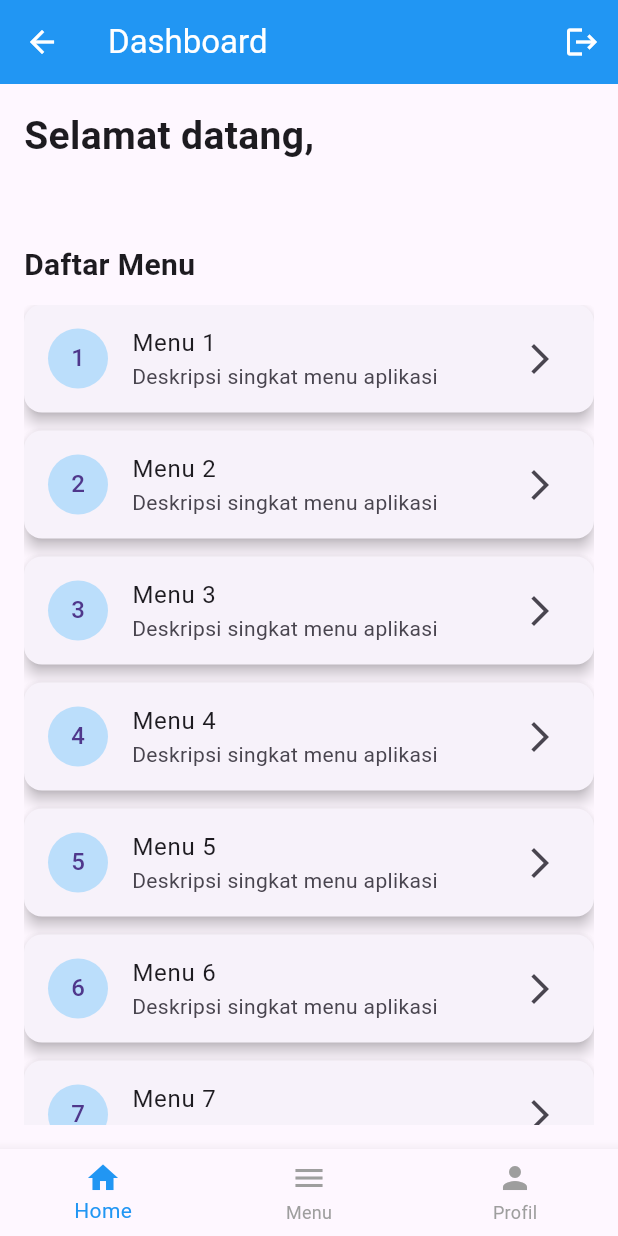
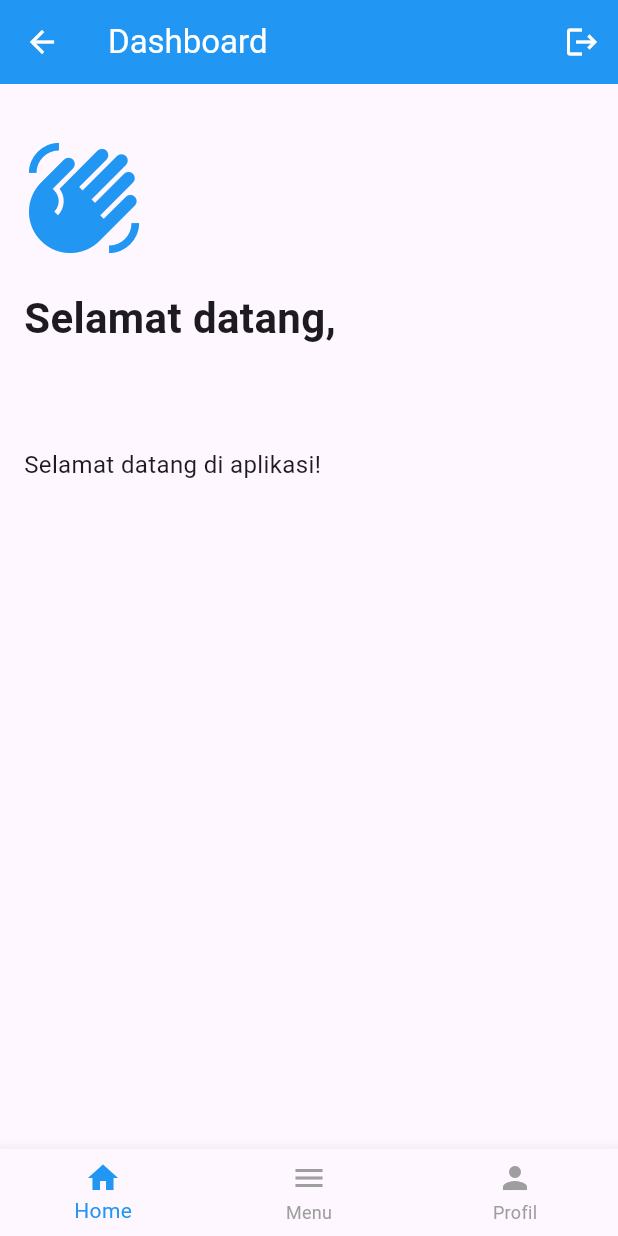
Before and after one commit to rueel/belajaruprak, a Flutter app: the DashboardScreen screen opened by its route, on a phone screen of 412 x 824 dp. Run offline on Flutter 3.47's test engine with Material 3 defaults, Android fonts, the phone set to English and light mode, and no system bars; accounts and stored records are empty.

Commit message:
feat: menampilkan menu+profile agar lebih rapi

```diff
--- a/lib/screens/dashboard_screen.dart
+++ b/lib/screens/dashboard_screen.dart
@@ -50,27 +50,66 @@ class _DashboardScreenState extends State<DashboardScreen> {
           ),
         ],
       ),
-      body: Padding(
+
+      // Body berubah sesuai tab
+      body: _buildBody(),
+
+      // Bottom Navigation Bar
+      bottomNavigationBar: BottomNavigationBar(
+        currentIndex: _currentIndex,
+        onTap: _onTabTapped,
+        selectedItemColor: Colors.blue,
+        unselectedItemColor: Colors.grey,
+        type: BottomNavigationBarType.fixed,
+        items: const [
+          BottomNavigationBarItem(icon: Icon(Icons.home), label: "Home"),
+          BottomNavigationBarItem(icon: Icon(Icons.menu), label: "Menu"),
+          BottomNavigationBarItem(icon: Icon(Icons.person), label: "Profil"),
+        ],
+      ),
+    );
+  }
+
+  // Fungsi untuk mengganti tampilan berdasarkan tab
+  Widget _buildBody() {
+    switch (_currentIndex) {
+      case 0: // Home Tab
+        return Padding(
           padding: const EdgeInsets.all(16.0),
           child: Column(
             crossAxisAlignment: CrossAxisAlignment.start,
             children: [
+              const SizedBox(height: 20),
+              const Icon(Icons.waving_hand, size: 80, color: Colors.blue),
+              const SizedBox(height: 20),
               Text(
                 "Selamat datang, ${_user.name}",
-              style: const TextStyle(fontSize: 26, fontWeight: FontWeight.bold),
+                style: const TextStyle(fontSize: 28, fontWeight: FontWeight.bold),
               ),
               Text(
                 _user.email,
-              style: const TextStyle(fontSize: 16, color: Colors.grey),
+                style: const TextStyle(fontSize: 18, color: Colors.grey),
               ),
-            const SizedBox(height: 30),
+              const SizedBox(height: 40),
+              const Text(
+                "Selamat datang di aplikasi!",
+                style: TextStyle(fontSize: 16),
+              ),
+            ],
+          ),
+        );
 
+      case 1: // Menu Tab
+        return Padding(
+          padding: const EdgeInsets.all(16.0),
+          child: Column(
+            crossAxisAlignment: CrossAxisAlignment.start,
+            children: [
               const Text(
                 "Daftar Menu",
-              style: TextStyle(fontSize: 20, fontWeight: FontWeight.bold),
+                style: TextStyle(fontSize: 22, fontWeight: FontWeight.bold),
               ),
               const SizedBox(height: 12),
-
               Expanded(
                 child: ListView.builder(
                   itemCount: 12,
@@ -96,21 +135,44 @@ class _DashboardScreenState extends State<DashboardScreen> {
               ),
             ],
           ),
+        );
+
+      case 2: // Profile Tab
+        return Padding(
+          padding: const EdgeInsets.all(24.0),
+          child: Column(
+            crossAxisAlignment: CrossAxisAlignment.start,
+            children: [
+              const Center(
+                child: CircleAvatar(
+                  radius: 50,
+                  backgroundColor: Colors.blue,
+                  child: Icon(Icons.person, size: 60, color: Colors.white),
                 ),
-
-      // Bottom Navigation Bar
-      bottomNavigationBar: BottomNavigationBar(
-        currentIndex: _currentIndex,
-        onTap: _onTabTapped,
-        selectedItemColor: Colors.blue,
-        unselectedItemColor: Colors.grey,
-        type: BottomNavigationBarType.fixed,
-        items: const [
-          BottomNavigationBarItem(icon: Icon(Icons.home), label: "Home"),
-          BottomNavigationBarItem(icon: Icon(Icons.menu), label: "Menu"),
-          BottomNavigationBarItem(icon: Icon(Icons.person), label: "Profil"),
+              ),
+              const SizedBox(height: 30),
+              const Text(
+                "Informasi Profil",
+                style: TextStyle(fontSize: 22, fontWeight: FontWeight.bold),
+              ),
+              const SizedBox(height: 20),
+              const Text("Email", style: TextStyle(fontWeight: FontWeight.bold)),
+              Text(_user.email, style: const TextStyle(fontSize: 16)),
+              const SizedBox(height: 20),
+              const Text("Password", style: TextStyle(fontWeight: FontWeight.bold)),
+              const Text("••••••••••", style: TextStyle(fontSize: 16)), // Password tersembunyi
+              const SizedBox(height: 40),
+              const Text(
+                "Aplikasi ini dibuat untuk keperluan praktikum.",
+                textAlign: TextAlign.center,
+                style: TextStyle(color: Colors.grey),
+              ),
             ],
           ),
         );
+
+      default:
+        return const Center(child: Text("Halaman tidak ditemukan"));
     }
   }
+}
```
Lines whose indentation alone changed are shown as unchanged.
